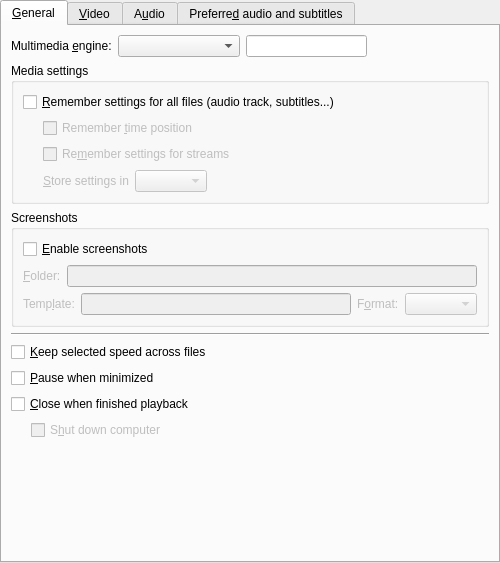
Old version of the form src/prefgeneral.ui in the repository smplayer-dev/smplayer.
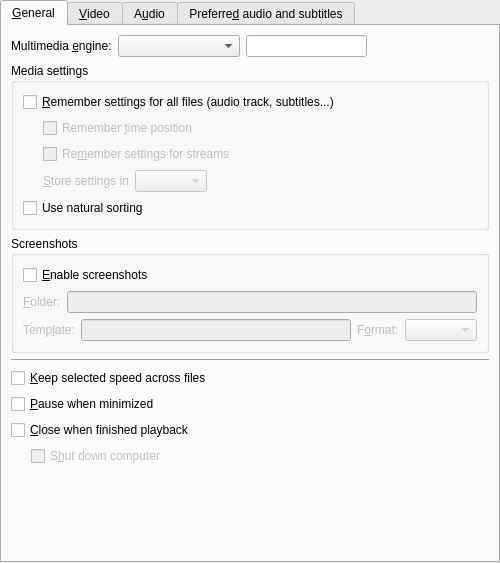
New version of the form. Custom widgets are drawn as their Qt base class.

Commit message:
Apply optional natural sorting when importing media
Use natural filename order for local file batches and directory imports, including drag and drop. Apply the same comparison to the playlist name and filename columns while keeping numeric playlist columns and saved playlist sequence intact.

Diff of the .ui file:
```diff
--- a/src/prefgeneral.ui
+++ b/src/prefgeneral.ui
@@ -166,6 +166,16 @@
             </item>
            </layout>
           </item>
+          <item>
+           <widget class="QCheckBox" name="natural_sort_check">
+            <property name="text">
+             <string>Use natural sorting</string>
+            </property>
+            <property name="toolTip">
+             <string>Sort files when adding them and compare playlist names and filenames numerically (for example: 1, 2, 10).</string>
+            </property>
+           </widget>
+          </item>
          </layout>
         </widget>
        </item>
```
Left out of the diff: 1 changed line with no effect on the pictures. The commit also changes 11 other files.
